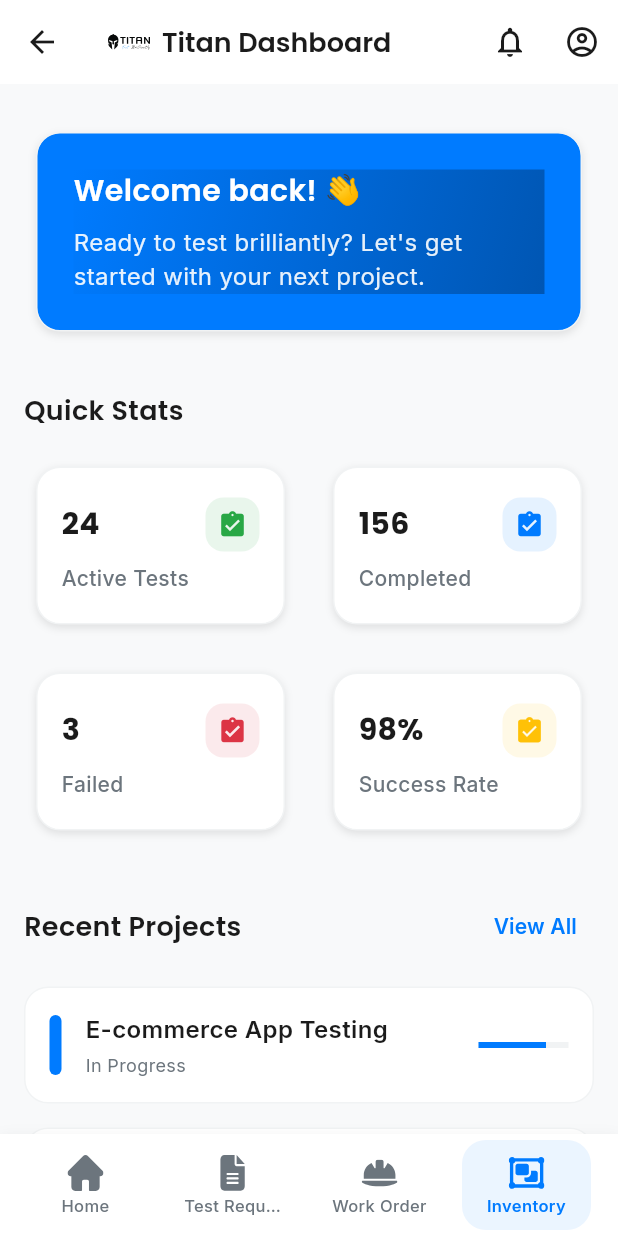
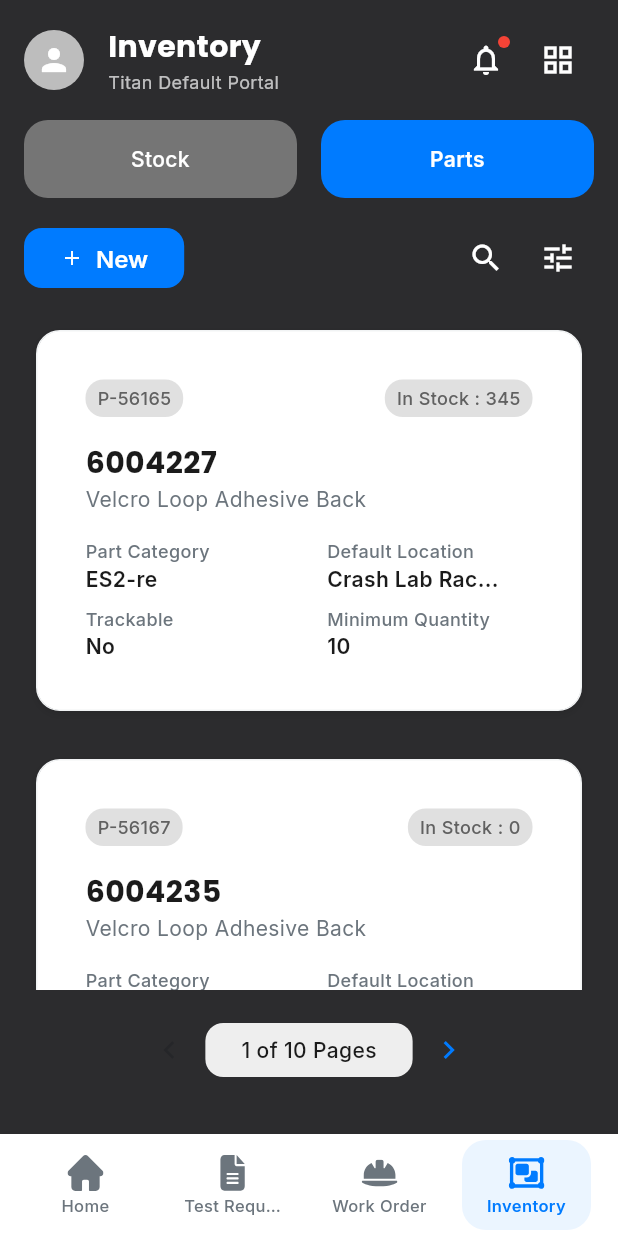
Before and after one commit to manishsubah/UI_titn, a Flutter app: the TitanHomePage screen opened by its route, after a tap on "Inventory", on a phone screen of 412 x 824 dp. Run offline on Flutter 3.47's test engine with Material 3 defaults, Android fonts, the light colour scheme and no system bars; our stand-ins replace animated_text_kit, flutter_svg, google_fonts.

Commit message:
inventory

```diff
--- a/lib/main.dart
+++ b/lib/main.dart
@@ -4,6 +4,7 @@ import 'package:titan_ui/ui/splash_screen.dart';
 import 'package:titan_ui/ui/configuration_screen.dart';
 import 'package:titan_ui/ui/home_screen.dart';
 import 'package:titan_ui/ui/widgets_screen.dart';
+import 'package:titan_ui/ui/inventory_screen.dart';
 import 'constants/app_theme.dart';
 
 void main() {
@@ -26,6 +27,7 @@ class TitanApp extends StatelessWidget {
         '/configuration': (context) => const ConfigurationScreen(),
         '/home': (context) => const TitanHomePage(),
         '/widgets': (context) => const WidgetsScreen(),
+        '/inventory': (context) => const InventoryScreen(),
       },
     );
   }
--- a/lib/ui/home_screen.dart
+++ b/lib/ui/home_screen.dart
@@ -5,6 +5,7 @@ import '../constants/app_theme.dart';
 import '../utils/responsive_utils.dart';
 import '../widgets/app_card.dart';
 import 'widgets_screen.dart';
+import 'inventory_screen.dart';
 
 /// Simple blank white home page shell shown after configuration setup
 /// Uses a custom bottom navigation with SVG icons from assets/icons
@@ -63,6 +64,16 @@ class _TitanHomePageState extends State<TitanHomePage> with TickerProviderStateM
 
   @override
   Widget build(BuildContext context) {
+    // Show different screens based on selected tab
+    switch (_currentIndex) {
+      case 3: // Inventory tab
+        return const InventoryScreen();
+      default:
+        return _buildHomeContent();
+    }
+  }
+
+  Widget _buildHomeContent() {
     final isMobile = ResponsiveUtils.isMobile(context);
     // final isTablet = ResponsiveUtils.isTablet(context);
 
--- /dev/null
+++ b/lib/ui/inventory_screen.dart
@@ -0,0 +1,594 @@
+import 'package:flutter/material.dart';
+import 'package:flutter_svg/flutter_svg.dart';
+import '../constants/app_theme.dart';
+import '../utils/responsive_utils.dart';
+import '../widgets/app_card.dart';
+import 'home_screen.dart';
+
+class InventoryScreen extends StatefulWidget {
+  const InventoryScreen({super.key});
+
+  @override
+  State<InventoryScreen> createState() => _InventoryScreenState();
+}
+
+class _InventoryScreenState extends State<InventoryScreen> {
+  int _selectedTabIndex = 1; // Start with "Parts" selected as shown in image
+  int _currentPage = 1;
+  final int _totalPages = 10;
+
+  @override
+  Widget build(BuildContext context) {
+    return Scaffold(
+      backgroundColor: const Color(0xFF2C2C2E), // Dark grey background as shown
+      body: SafeArea(
+        child: Column(
+          children: [
+            // Header Section
+            _buildHeader(),
+
+            // Tab Navigation and Actions
+            _buildTabNavigation(),
+
+            // Inventory Content
+            Expanded(
+              child: _buildInventoryContent(),
+            ),
+          ],
+        ),
+      ),
+      bottomNavigationBar: _buildBottomNavigation(),
+    );
+  }
+
+  Widget _buildHeader() {
+    return Container(
+      padding: const EdgeInsets.all(AppTheme.spacingM),
+      child: Row(
+        children: [
+          // Profile Icon
+          Container(
+            width: 40,
+            height: 40,
+            decoration: BoxDecoration(
+              color: Colors.grey[400],
+              shape: BoxShape.circle,
+            ),
+            child: const Icon(
+              Icons.person,
+              color: Colors.white,
+              size: 24,
+            ),
+          ),
+
+          const SizedBox(width: AppTheme.spacingM),
+
+          // Title and Portal
+          Expanded(
+            child: Column(
+              crossAxisAlignment: CrossAxisAlignment.start,
+              children: [
+                Text(
+                  'Inventory',
+                  style: AppTheme.heading4.copyWith(
+                    color: Colors.white,
+                    fontWeight: FontWeight.bold,
+                  ),
+                ),
+                Text(
+                  'Titan Default Portal',
+                  style: AppTheme.bodySmall.copyWith(
+                    color: Colors.white.withOpacity(0.7),
+                  ),
+                ),
+              ],
+            ),
+          ),
+
+          // Notification Icon
+          Stack(
+            children: [
+              IconButton(
+                icon: const Icon(
+                  Icons.notifications_outlined,
+                  color: Colors.white,
+                  size: 24,
+                ),
+                onPressed: () {},
+              ),
+              Positioned(
+                right: 8,
+                top: 8,
+                child: Container(
+                  width: 8,
+                  height: 8,
+                  decoration: const BoxDecoration(
+                    color: Colors.red,
+                    shape: BoxShape.circle,
+                  ),
+                ),
+              ),
+            ],
+          ),
+
+          // Grid Menu Icon
+          IconButton(
+            icon: const Icon(
+              Icons.grid_view_outlined,
+              color: Colors.white,
+              size: 24,
+            ),
+            onPressed: () {},
+          ),
+        ],
+      ),
+    );
+  }
+
+  Widget _buildTabNavigation() {
+    return Container(
+      padding: const EdgeInsets.symmetric(horizontal: AppTheme.spacingM),
+      child: Column(
+        children: [
+          // Tab Buttons
+          Row(
+            children: [
+              // Stock Tab
+              Expanded(
+                child: _buildTabButton(
+                  title: 'Stock',
+                  isSelected: _selectedTabIndex == 0,
+                  onTap: () => setState(() => _selectedTabIndex = 0),
+                ),
+              ),
+
+              const SizedBox(width: AppTheme.spacingM),
+
+              // Parts Tab
+              Expanded(
+                child: _buildTabButton(
+                  title: 'Parts',
+                  isSelected: _selectedTabIndex == 1,
+                  onTap: () => setState(() => _selectedTabIndex = 1),
+                ),
+              ),
+            ],
+          ),
+
+          const SizedBox(height: AppTheme.spacingM),
+
+          // Action Bar
+          Row(
+            children: [
+              // New Button
+              ElevatedButton.icon(
+                onPressed: () {},
+                icon: const Icon(Icons.add, size: 16),
+                label: const Text('New'),
+                style: ElevatedButton.styleFrom(
+                  backgroundColor: AppTheme.primaryColor,
+                  foregroundColor: Colors.white,
+                  padding: const EdgeInsets.symmetric(
+                    horizontal: AppTheme.spacingL,
+                    vertical: AppTheme.spacingS,
+                  ),
+                  shape: RoundedRectangleBorder(
+                    borderRadius: BorderRadius.circular(AppTheme.radiusM),
+                  ),
+                ),
+              ),
+
+              const Spacer(),
+
+              // Search Icon
+              IconButton(
+                icon: const Icon(
+                  Icons.search,
+                  color: Colors.white,
+                  size: 24,
+                ),
+                onPressed: () {},
+              ),
+
+              // Filter Icon
+              IconButton(
+                icon: const Icon(
+                  Icons.tune,
+                  color: Colors.white,
+                  size: 24,
+                ),
+                onPressed: () {},
+              ),
+            ],
+          ),
+        ],
+      ),
+    );
+  }
+
+  Widget _buildTabButton({
+    required String title,
+    required bool isSelected,
+    required VoidCallback onTap,
+  }) {
+    return GestureDetector(
+      onTap: onTap,
+      child: Container(
+        padding: const EdgeInsets.symmetric(vertical: AppTheme.spacingM),
+        decoration: BoxDecoration(
+          color: isSelected ? AppTheme.primaryColor : Colors.grey[600],
+          borderRadius: BorderRadius.circular(AppTheme.radiusL),
+        ),
+        child: Text(
+          title,
+          textAlign: TextAlign.center,
+          style: AppTheme.bodyMedium.copyWith(
+            color: isSelected ? Colors.white : Colors.white,
+            fontWeight: isSelected ? FontWeight.w600 : FontWeight.w500,
+          ),
+        ),
+      ),
+    );
+  }
+
+  Widget _buildInventoryContent() {
+    return Container(
+      margin: const EdgeInsets.all(AppTheme.spacingM),
+      child: Column(
+        children: [
+          // Inventory Cards List
+          Expanded(
+            child: ListView.builder(
+              itemCount: 3, // Show 3 cards as in the image
+              itemBuilder: (context, index) {
+                return _buildInventoryCard(index);
+              },
+            ),
+          ),
+
+          // Pagination
+          _buildPagination(),
+        ],
+      ),
+    );
+  }
+
+  Widget _buildInventoryCard(int index) {
+    final inventoryItems = [
+      {
+        'id': 'P-56165',
+        'stock': '345',
+        'partNumber': '6004227',
+        'description': 'Velcro Loop Adhesive Back',
+        'category': 'ES2-re',
+        'trackable': 'No',
+        'location': 'Crash Lab Rac...',
+        'minQuantity': '10',
+      },
+      {
+        'id': 'P-56167',
+        'stock': '0',
+        'partNumber': '6004235',
+        'description': 'Velcro Loop Adhesive Back',
+        'category': 'ES2-re',
+        'trackable': 'No',
+        'location': 'Warehouse 23A',
+        'minQuantity': '20',
+      },
+      {
+        'id': 'P-56165',
+        'stock': '10',
+        'partNumber': '6004227',
+        'description': 'Velcro Loop A',
+        'category': 'ES2-re',
+        'trackable': 'No',
+        'location': 'Crash Lab Rac...',
+        'minQuantity': '10',
+      },
+    ];
+
+    final item = inventoryItems[index];
+    final isLastCard = index == 2; // Third card
+
+    return Container(
+      margin: const EdgeInsets.only(bottom: AppTheme.spacingM),
+      child: AppCard(
+        variant: AppCardVariant.elevated,
+        child: Padding(
+          padding: const EdgeInsets.all(AppTheme.spacingM),
+          child: Column(
+            crossAxisAlignment: CrossAxisAlignment.start,
+            children: [
+              // Header with ID and Stock
+              Row(
+                children: [
+                  Container(
+                    padding: const EdgeInsets.symmetric(
+                      horizontal: AppTheme.spacingS,
+                      vertical: 4,
+                    ),
+                    decoration: BoxDecoration(
+                      color: Colors.grey[300],
+                      borderRadius: BorderRadius.circular(AppTheme.radiusM),
+                    ),
+                    child: Text(
+                      item['id']!,
+                      style: AppTheme.bodySmall.copyWith(
+                        color: Colors.grey[700],
+                        fontWeight: FontWeight.w500,
+                      ),
+                    ),
+                  ),
+                  const Spacer(),
+                  Container(
+                    padding: const EdgeInsets.symmetric(
+                      horizontal: AppTheme.spacingS,
+                      vertical: 4,
+                    ),
+                    decoration: BoxDecoration(
+                      color: Colors.grey[300],
+                      borderRadius: BorderRadius.circular(AppTheme.radiusM),
+                    ),
+                    child: Text(
+                      'In Stock : ${item['stock']}',
+                      style: AppTheme.bodySmall.copyWith(
+                        color: Colors.grey[700],
+                        fontWeight: FontWeight.w500,
+                      ),
+                    ),
+                  ),
+                ],
+              ),
+
+              const SizedBox(height: AppTheme.spacingM),
+
+              // Part Number and Description
+              Text(
+                item['partNumber']!,
+                style: AppTheme.heading4.copyWith(
+                  fontWeight: FontWeight.bold,
+                ),
+              ),
+              Text(
+                item['description']!,
+                style: AppTheme.bodyMedium.copyWith(
+                  color: AppTheme.textSecondary,
+                ),
+              ),
+
+              const SizedBox(height: AppTheme.spacingM),
+
+              // Details Grid
+              Row(
+                children: [
+                  // Left Column
+                  Expanded(
+                    child: Column(
+                      crossAxisAlignment: CrossAxisAlignment.start,
+                      children: [
+                        _buildDetailRow('Part Category', item['category']!),
+                        const SizedBox(height: AppTheme.spacingS),
+                        _buildDetailRow('Trackable', item['trackable']!),
+                      ],
+                    ),
+                  ),
+
+                  const SizedBox(width: AppTheme.spacingL),
+
+                  // Right Column
+                  Expanded(
+                    child: Column(
+                      crossAxisAlignment: CrossAxisAlignment.start,
+                      children: [
+                        _buildDetailRow('Default Location', item['location']!),
+                        const SizedBox(height: AppTheme.spacingS),
+                        _buildDetailRow('Minimum Quantity', item['minQuantity']!),
+                      ],
+                    ),
+                  ),
+                ],
+              ),
+
+              // Pagination overlay for last card
+              if (isLastCard) ...[
+                const SizedBox(height: AppTheme.spacingM),
+                _buildPaginationOverlay(),
+              ],
+            ],
+          ),
+        ),
+      ),
+    );
+  }
+
+  Widget _buildDetailRow(String label, String value) {
+    return Column(
+      crossAxisAlignment: CrossAxisAlignment.start,
+      children: [
+        Text(
+          label,
+          style: AppTheme.bodySmall.copyWith(
+            color: AppTheme.textSecondary,
+            fontWeight: FontWeight.w500,
+          ),
+        ),
+        Text(
+          value,
+          style: AppTheme.bodyMedium.copyWith(
+            fontWeight: FontWeight.w600,
+          ),
+        ),
+      ],
+    );
+  }
+
+  Widget _buildPagination() {
+    return Container(
+      padding: const EdgeInsets.symmetric(vertical: AppTheme.spacingM),
+      child: Row(
+        mainAxisAlignment: MainAxisAlignment.center,
+        children: [
+          IconButton(
+            icon: const Icon(Icons.chevron_left),
+            onPressed: _currentPage > 1 ? () {
+              setState(() => _currentPage--);
+            } : null,
+            color: _currentPage > 1 ? AppTheme.primaryColor : Colors.grey,
+          ),
+          Container(
+            padding: const EdgeInsets.symmetric(
+              horizontal: AppTheme.spacingL,
+              vertical: AppTheme.spacingS,
+            ),
+            decoration: BoxDecoration(
+              color: Colors.grey[200],
+              borderRadius: BorderRadius.circular(AppTheme.radiusM),
+            ),
+            child: Text(
+              '$_currentPage of $_totalPages Pages',
+              style: AppTheme.bodyMedium.copyWith(
+                fontWeight: FontWeight.w500,
+              ),
+            ),
+          ),
+          IconButton(
+            icon: const Icon(Icons.chevron_right),
+            onPressed: _currentPage < _totalPages ? () {
+              setState(() => _currentPage++);
+            } : null,
+            color: _currentPage < _totalPages ? AppTheme.primaryColor : Colors.grey,
+          ),
+        ],
+      ),
+    );
+  }
+
+  Widget _buildPaginationOverlay() {
+    return Container(
+      padding: const EdgeInsets.symmetric(
+        horizontal: AppTheme.spacingL,
+        vertical: AppTheme.spacingS,
+      ),
+      decoration: BoxDecoration(
+        color: Colors.grey[200],
+        borderRadius: BorderRadius.circular(AppTheme.radiusM),
+      ),
+      child: Row(
+        mainAxisAlignment: MainAxisAlignment.center,
+        children: [
+          Text(
+            '$_currentPage of $_totalPages Pages',
+            style: AppTheme.bodyMedium.copyWith(
+              fontWeight: FontWeight.w500,
+            ),
+          ),
+          const SizedBox(width: AppTheme.spacingM),
+          Icon(
+            Icons.play_arrow,
+            color: AppTheme.primaryColor,
+            size: 20,
+          ),
+        ],
+      ),
+    );
+  }
+
+  Widget _buildBottomNavigation() {
+    return SafeArea(
+      top: false,
+      child: Container(
+        decoration: const BoxDecoration(
+          color: AppTheme.surfaceColor,
+          boxShadow: AppTheme.shadowM,
+        ),
+        height: kBottomNavigationBarHeight + 12,
+        child: SingleChildScrollView(
+          scrollDirection: Axis.horizontal,
+          padding: const EdgeInsets.symmetric(horizontal: 8),
+          child: Row(
+            children: [
+              _buildNavButton(
+                asset: 'assets/icons/home.svg',
+                label: 'Home',
+                isSelected: false,
+                onTap: () {
+                  Navigator.of(context).pushReplacement(
+                    MaterialPageRoute(builder: (context) => const TitanHomePage()),
+                  );
+                },
+              ),
+              _buildNavButton(
+                asset: 'assets/icons/test_request.svg',
+                label: 'Test Request',
+                isSelected: false,
+                onTap: () {},
+              ),
+              _buildNavButton(
+                asset: 'assets/icons/work_order.svg',
+                label: 'Work Order',
+                isSelected: false,
+                onTap: () {},
+              ),
+              _buildNavButton(
+                asset: 'assets/icons/test_article.svg',
+                label: 'Inventory',
+                isSelected: true,
+                onTap: () {},
+              ),
+              _buildNavButton(
+                asset: 'assets/icons/reporting.svg',
+                label: 'Reporting',
+                isSelected: false,
+                onTap: () {},
+              ),
+            ],
+          ),
+        ),
+      ),
+    );
+  }
+
+  Widget _buildNavButton({
+    required String asset,
+    required String label,
+    required bool isSelected,
+    required VoidCallback onTap,
+  }) {
+    final Color iconColor = isSelected ? AppTheme.primaryColor : AppTheme.textSecondary;
+    final TextStyle labelStyle = AppTheme.bodySmall.copyWith(
+      color: isSelected ? AppTheme.primaryColor : AppTheme.textSecondary,
+      fontWeight: isSelected ? FontWeight.w600 : FontWeight.w500,
+      fontSize: 11,
+      height: 1.05,
+    );
+
+    return Padding(
+      padding: const EdgeInsets.symmetric(horizontal: 6, vertical: 4),
+      child: InkWell(
+        borderRadius: BorderRadius.circular(AppTheme.radiusL),
+        onTap: onTap,
+        child: Container(
+          width: 86,
+          padding: const EdgeInsets.symmetric(horizontal: 10, vertical: 6),
+          decoration: BoxDecoration(
+            color: isSelected ? AppTheme.primaryColor.withOpacity(0.08) : Colors.transparent,
+            borderRadius: BorderRadius.circular(AppTheme.radiusL),
+          ),
+          child: Column(
+            mainAxisAlignment: MainAxisAlignment.center,
+            children: [
+              SvgPicture.asset(
+                asset,
+                height: 24,
+                width: 24,
+                colorFilter: ColorFilter.mode(iconColor, BlendMode.srcIn),
+              ),
+              const SizedBox(height: 4),
+              Text(label, maxLines: 1, overflow: TextOverflow.ellipsis, style: labelStyle, textAlign: TextAlign.center),
+            ],
+          ),
+        ),
+      ),
+    );
+  }
+}
```
